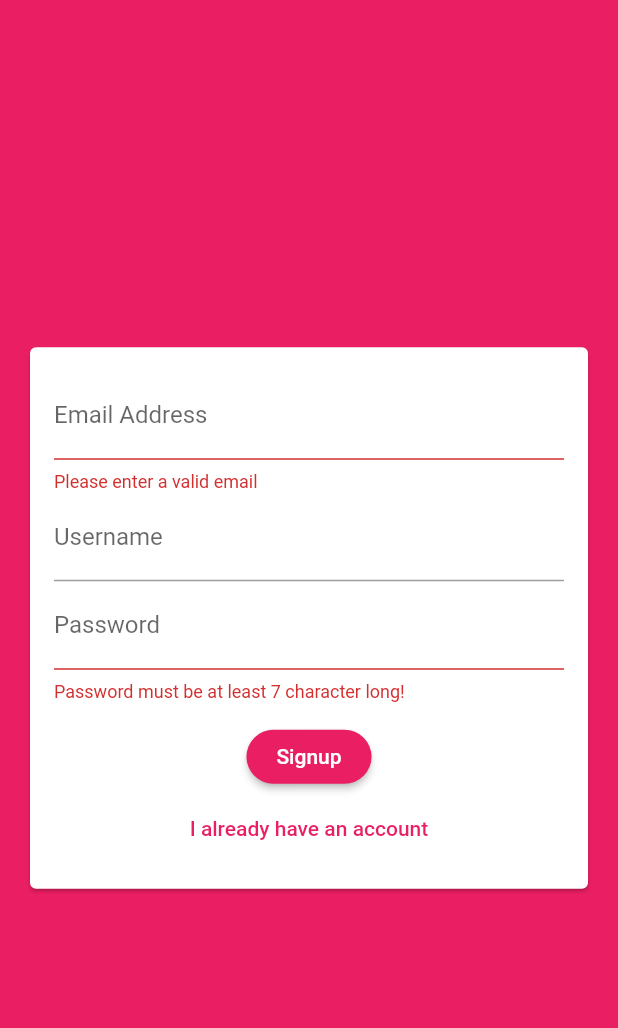
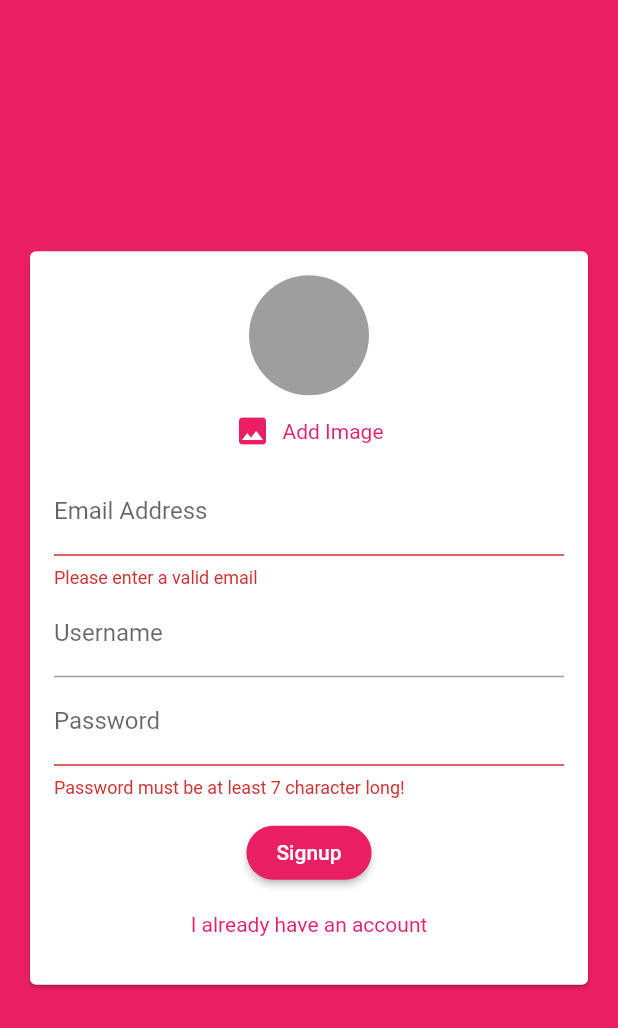
Before and after one commit to saad128/flutter_chat_app, a Flutter app: the screen it shows after launch, after a tap on "Login", after a tap on "Create new account", on a phone screen of 412 x 824 dp. Shown: the top 1028 px of the screen. Run offline on Flutter 3.47's test engine with Material 2 defaults, Android fonts, the phone set to English and light mode, and no system bars; our stand-ins replace cloud_firestore, firebase_auth, firebase_core, image_picker; accounts and stored records are empty.

Commit message:
add image picker

```diff
--- a/lib/main.dart
+++ b/lib/main.dart
@@ -21,11 +21,16 @@ class MyApp extends StatelessWidget {
         backgroundColor: Colors.pink,
         accentColor: Colors.deepPurple,
         accentColorBrightness: Brightness.dark,
-        buttonTheme: ButtonTheme.of(context).copyWith(
-          buttonColor: Colors.pink,
-          textTheme: ButtonTextTheme.primary,
-          shape:
-              RoundedRectangleBorder(borderRadius: BorderRadius.circular(50)),
+        textButtonTheme: TextButtonThemeData(
+          style: TextButton.styleFrom(
+            primary: Colors.pink,
+            textStyle: TextStyle(
+              color: Theme.of(context).primaryColor,
+            ),
+            shape: RoundedRectangleBorder(
+              borderRadius: BorderRadius.circular(50),
+            ),
+          ),
         ),
       ),
       home: StreamBuilder(
--- a/lib/widgets/auth/auth_form.dart
+++ b/lib/widgets/auth/auth_form.dart
@@ -1,4 +1,7 @@
+import 'dart:io';
+
 import 'package:flutter/material.dart';
+import 'package:flutter_chat_app/widgets/pickers/user_image_picker.dart';
 
 class AuthForm extends StatefulWidget {
   AuthForm(
@@ -26,10 +29,26 @@ class _AuthFormState extends State<AuthForm> {
   var _userEmail = '';
   var _userName = '';
   var _userPassword = '';
+  File _userImageFile;
+
+  void _pickedImage(File image) {
+    _userImageFile = image;
+  }
 
   void _trySubmit() {
     final isValid = _formKey.currentState.validate();
     FocusScope.of(context).unfocus();
+    if(_userImageFile != null && !_isLogin) {
+      ScaffoldMessenger.of(context).showSnackBar(
+        SnackBar(
+          content: Text('Please pick an image.'),
+          backgroundColor: Theme.of(context).errorColor,
+
+        ),
+      );
+      return;
+    }
+
     if (isValid) {
       _formKey.currentState.save();
       widget.submitFn(
@@ -55,6 +74,8 @@ class _AuthFormState extends State<AuthForm> {
               child: Column(
                 mainAxisSize: MainAxisSize.min,
                 children: [
+                  if(!_isLogin)
+                  UserImagePicker(_pickedImage),
                   TextFormField(
                     key: ValueKey('email'),
                     validator: (value) {
@@ -104,9 +125,8 @@ class _AuthFormState extends State<AuthForm> {
                   SizedBox(
                     height: 12.0,
                   ),
-                  if(widget.isLoading)
-                    CircularProgressIndicator(),
-                  if(!widget.isLoading)
+                  if (widget.isLoading) CircularProgressIndicator(),
+                  if (!widget.isLoading)
                     ElevatedButton(
                       child: Text(_isLogin ? 'Login' : 'Signup'),
                       onPressed: _trySubmit,
@@ -117,7 +137,7 @@ class _AuthFormState extends State<AuthForm> {
                         shape: StadiumBorder(),
                       ),
                     ),
-                  if(!widget.isLoading)
+                  if (!widget.isLoading)
                     TextButton(
                       onPressed: () {
                         setState(() {
--- /dev/null
+++ b/lib/widgets/pickers/user_image_picker.dart
@@ -0,0 +1,47 @@
+import 'dart:io';
+
+import 'package:flutter/material.dart';
+import 'package:image_picker/image_picker.dart';
+
+class UserImagePicker extends StatefulWidget {
+  UserImagePicker(this.imagePickFn);
+
+  final void Function(File pickedImage) imagePickFn;
+
+  @override
+  _UserImagePickerState createState() => _UserImagePickerState();
+}
+
+class _UserImagePickerState extends State<UserImagePicker> {
+  File _pickedImage;
+
+  void _pickImage() async {
+    final _picker = ImagePicker();
+    PickedFile image = await _picker.getImage(source: ImageSource.camera);
+    setState(() {
+      _pickedImage = File(image.path);
+    });
+    widget.imagePickFn(File(image.path));
+  }
+
+  @override
+  Widget build(BuildContext context) {
+    return Column(
+      children: [
+        CircleAvatar(
+          backgroundColor: Colors.grey,
+          backgroundImage:
+              _pickedImage != null ? FileImage(_pickedImage) : null,
+          radius: 40.0,
+        ),
+        TextButton.icon(
+          onPressed: _pickImage,
+          icon: Icon(Icons.image),
+          label: Text(
+            'Add Image',
+          ),
+        ),
+      ],
+    );
+  }
+}
--- a/pubspec.yaml
+++ b/pubspec.yaml
@@ -31,6 +31,8 @@ dependencies:
   cupertino_icons: ^1.0.2
   cloud_firestore: ^1.0.3
   firebase_auth: ^1.0.1
+  image_picker: ^0.7.4
+  firebase_storage: ^8.0.2
 
 dev_dependencies:
   flutter_test:
```
Also changed, not shown: lib/widgets/chat/message_bubble.dart (+28 -9 lines), lib/widgets/chat/messages.dart (+8 -7 lines), lib/widgets/chat/new_message.dart (+8 -2 lines), pubspec.lock. Lines whose indentation alone changed are shown as unchanged.
